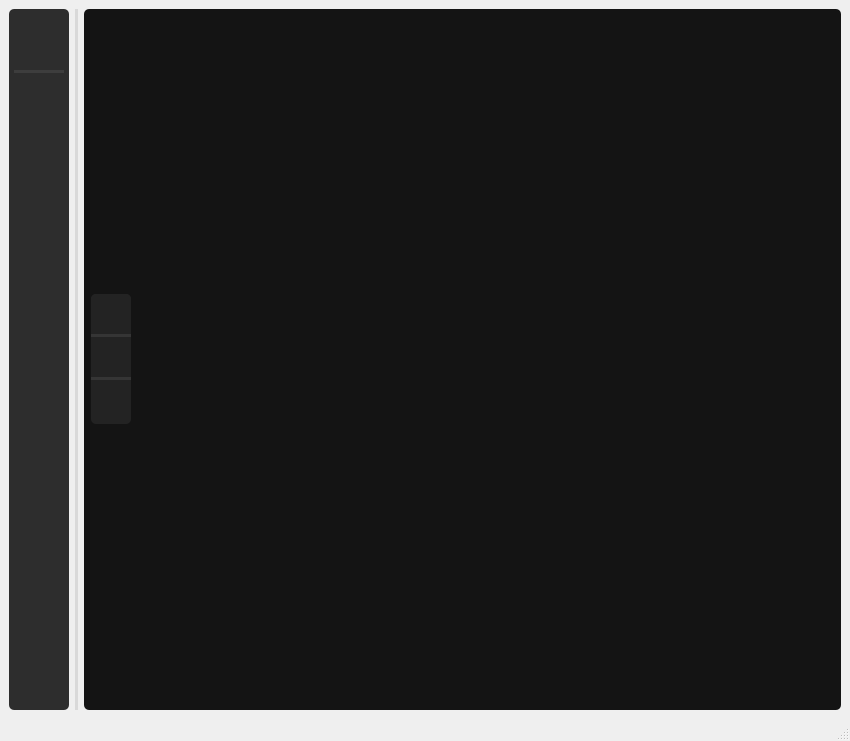
Old version of the form src/ui/resource.ui in the repository ligerr13/PE_Spectroradiometer.
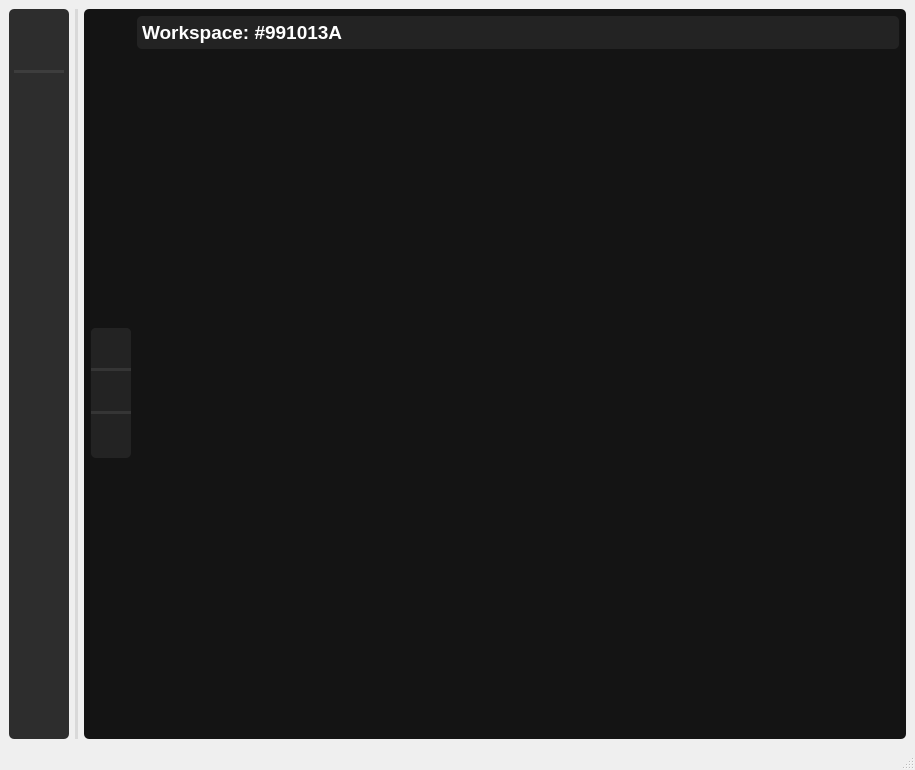
New version of the form. Icons and pictures are not drawn.

What changed in the file:
```diff
--- a/src/ui/resource.ui
+++ b/src/ui/resource.ui
@@ -6,8 +6,8 @@
    <rect>
     <x>0</x>
     <y>0</y>
-    <width>850</width>
-    <height>741</height>
+    <width>915</width>
+    <height>770</height>
    </rect>
   </property>
   <property name="acceptDrops">
@@ -287,6 +287,12 @@
        </property>
        <item row="0" column="0">
         <widget class="QStackedWidget" name="stackedWidget">
+         <property name="minimumSize">
+          <size>
+           <width>0</width>
+           <height>35</height>
+          </size>
+         </property>
          <property name="maximumSize">
           <size>
            <width>16777215</width>
@@ -404,6 +410,9 @@
                     <height>15</height>
                    </size>
                   </property>
+                  <property name="checkable">
+                   <bool>true</bool>
+                  </property>
                   <attribute name="buttonGroup">
                    <string notr="true">NodeBoardbuttonGroup</string>
                   </attribute>
@@ -427,6 +436,9 @@
                 </item>
                 <item>
                  <widget class="QPushButton" name="pushButton_6">
+                  <property name="enabled">
+                   <bool>true</bool>
+                  </property>
                   <property name="minimumSize">
                    <size>
                     <width>40</width>
@@ -463,6 +475,15 @@
                     <height>15</height>
                    </size>
                   </property>
+                  <property name="checkable">
+                   <bool>true</bool>
+                  </property>
+                  <property name="checked">
+                   <bool>false</bool>
+                  </property>
+                  <property name="clickCounter" stdset="0">
+                   <number>0</number>
+                  </property>
                   <attribute name="buttonGroup">
                    <string notr="true">NodeBoardbuttonGroup</string>
                   </attribute>
@@ -522,6 +543,9 @@
                     <height>15</height>
                    </size>
                   </property>
+                  <property name="checkable">
+                   <bool>true</bool>
+                  </property>
                   <attribute name="buttonGroup">
                    <string notr="true">NodeBoardbuttonGroup</string>
                   </attribute>
@@ -532,29 +556,80 @@
              </layout>
             </widget>
            </item>
-           <item row="1" column="2">
+           <item row="1" column="1">
             <widget class="QGraphicsView" name="graphicsView">
              <property name="styleSheet">
               <string notr="true">border:0px;
 </string>
              </property>
+             <property name="verticalScrollBarPolicy">
+              <enum>Qt::ScrollBarAlwaysOff</enum>
+             </property>
+             <property name="horizontalScrollBarPolicy">
+              <enum>Qt::ScrollBarAlwaysOff</enum>
+             </property>
+             <property name="sizeAdjustPolicy">
+              <enum>QAbstractScrollArea::AdjustToContents</enum>
+             </property>
+             <property name="alignment">
+              <set>Qt::AlignLeading|Qt::AlignLeft|Qt::AlignTop</set>
+             </property>
+             <property name="resizeAnchor">
+              <enum>QGraphicsView::NoAnchor</enum>
+             </property>
             </widget>
            </item>
-           <item row="1" column="1">
-            <spacer name="horizontalSpacer_2">
-             <property name="orientation">
-              <enum>Qt::Horizontal</enum>
+           <item row="0" column="1">
+            <widget class="QWidget" name="widget_5" native="true">
+             <property name="styleSheet">
+              <string notr="true">color:white;
+border-radius: 5px;
+background-color: rgb(35, 35, 35);</string>
              </property>
-             <property name="sizeType">
-              <enum>QSizePolicy::Fixed</enum>
-             </property>
-             <property name="sizeHint" stdset="0">
-              <size>
-               <width>5</width>
-               <height>20</height>
-              </size>
-             </property>
-            </spacer>
+             <layout class="QGridLayout" name="gridLayout_7">
+              <property name="leftMargin">
+               <number>5</number>
+              </property>
+              <property name="topMargin">
+               <number>5</number>
+              </property>
+              <property name="rightMargin">
+               <number>5</number>
+              </property>
+              <property name="bottomMargin">
+               <number>5</number>
+              </property>
+              <item row="0" column="1">
+               <spacer name="horizontalSpacer_3">
+                <property name="orientation">
+                 <enum>Qt::Horizontal</enum>
+                </property>
+                <property name="sizeHint" stdset="0">
+                 <size>
+                  <width>40</width>
+                  <height>20</height>
+                 </size>
+                </property>
+               </spacer>
+              </item>
+              <item row="0" column="0">
+               <widget class="QLabel" name="label_2">
+                <property name="font">
+                 <font>
+                  <pointsize>14</pointsize>
+                  <bold>true</bold>
+                 </font>
+                </property>
+                <property name="styleSheet">
+                 <string notr="true">color: white</string>
+                </property>
+                <property name="text">
+                 <string>Workspace: #991013A</string>
+                </property>
+               </widget>
+              </item>
+             </layout>
+            </widget>
            </item>
           </layout>
          </widget>
```
Left out of the diff: 162 changed lines with no effect on the pictures.
